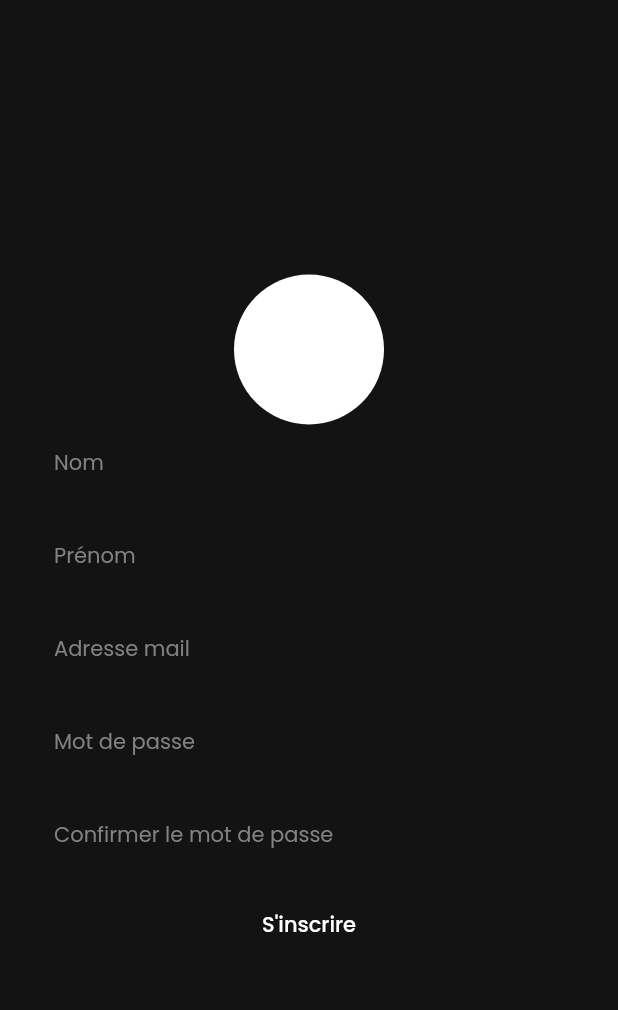
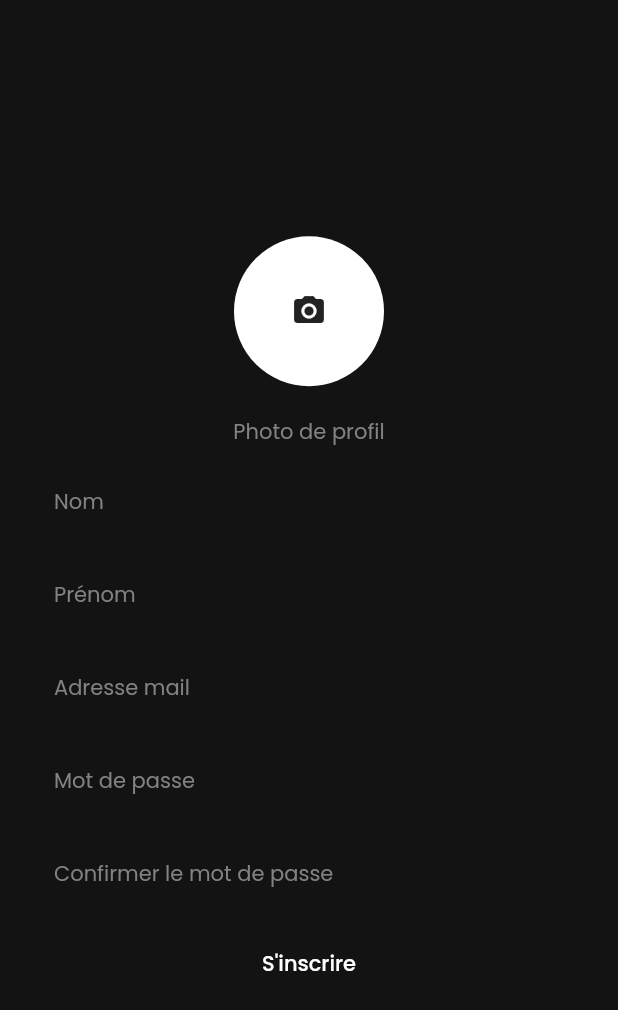
Before and after one commit to PrinceLeBon/note_app, a Flutter app: the screen it shows after launch, after a tap on "Se connecter", after a tap on "S'inscrire", on a phone screen of 412 x 824 dp. Shown: the top 1010 px of the screen. Run offline on Flutter 3.47's test engine with Material 2 defaults, Android fonts, the phone set to English and light mode, and no system bars; our stand-ins replace bloc, cloud_firestore, firebase_auth, firebase_core, firebase_storage, flutter_bloc and 8 more; missing offline and left inert: color_parser; accounts and stored records are empty.

Commit message:
Fix Problem of get user infos when logging and fix views

```diff
--- a/lib/presentation/screens/signin.dart
+++ b/lib/presentation/screens/signin.dart
@@ -80,6 +80,9 @@ class _SignInState extends State<SignIn> {
                                           decoration: const BoxDecoration(
                                               color: Colors.white,
                                               shape: BoxShape.circle),
+                                          child: const Center(
+                                            child: Icon(Icons.camera_alt),
+                                          ),
                                         ),
                                       )
                                     : Container(
@@ -93,6 +96,12 @@ class _SignInState extends State<SignIn> {
                                                     (selectedContent?.path)!)),
                                                 fit: BoxFit.cover)),
                                       ),
+                                const Gap(horizontalAlign: false, gap: 20),
+                                const GoogleText(
+                                  text: "Photo de profil",
+                                  color: Color(0xff848181),
+                                ),
+                                const Gap(horizontalAlign: false, gap: 10),
                                 CustomTextField(
                                   controller: nameController,
                                   size: 14,
--- a/lib/presentation/screens/transition.dart
+++ b/lib/presentation/screens/transition.dart
@@ -1,5 +1,7 @@
 import 'package:flutter/material.dart';
 import 'package:firebase_auth/firebase_auth.dart';
+import 'package:hive/hive.dart';
+import '../../data/models/user.dart';
 import '../widgets/progress_indicator.dart';
 import 'homepage.dart';
 import 'login.dart';
@@ -19,7 +21,15 @@ class TransitionPage extends StatelessWidget {
           } else if (snapshot.hasError) {
             return Text('Something has wrong! ${snapshot.error}');
           } else if (snapshot.hasData) {
-            return const MyHomePage();
+            final Box userBox = Hive.box("User");
+            UserModel userFromBox = userBox.get("user",
+                defaultValue: UserModel(
+                    id: "id",
+                    nom: "nom",
+                    prenom: "prenom",
+                    email: "email",
+                    photo: "photo"));
+            return MyHomePage(user: userFromBox);
           } else {
             return const Login();
           }
```
Also changed, not shown: lib/data/repositories/user.dart (+12 -7 lines), lib/presentation/screens/homepage.dart (+9 -7 lines), lib/presentation/screens/login.dart (+5 -2 lines), lib/presentation/widgets/custom_drawer.dart (+10 -13 lines).
